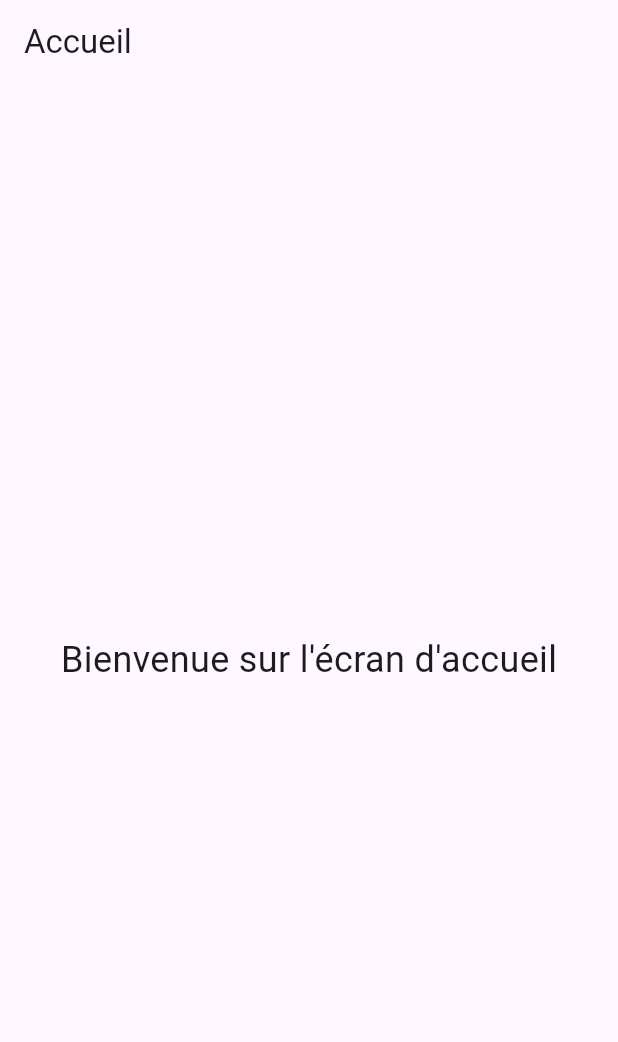
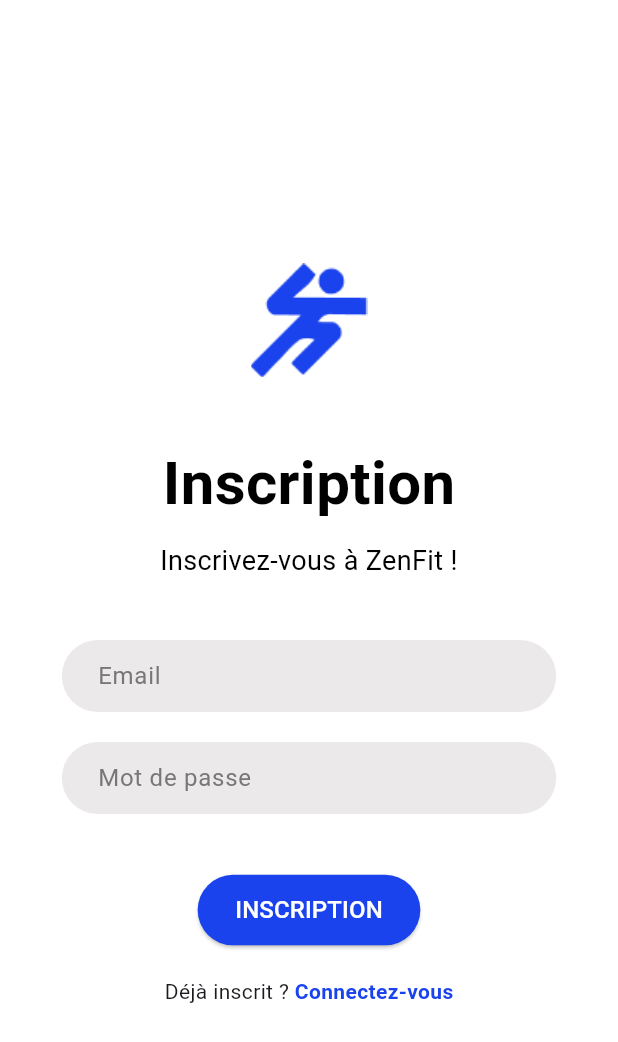
Before and after one commit to Andemion/Zenfit, a Flutter app: the screen it shows after launch, on a phone screen of 412 x 824 dp. Shown: the top 1042 px of the screen. Run offline on Flutter 3.47's test engine with Material 3 defaults, Android fonts, the phone set to English and light mode, and no system bars; our stand-ins replace sqflite; accounts and stored records are empty.

Commit message:
Create registration sreen and add database with table users

```diff
--- /dev/null
+++ b/zenfit/lib/database.dart
@@ -0,0 +1,46 @@
+import 'package:sqflite/sqflite.dart';
+import 'package:path/path.dart';
+
+class DatabaseHelper {
+  static final DatabaseHelper _instance = DatabaseHelper._internal();
+  static Database? _database;
+
+  DatabaseHelper._internal();
+
+  factory DatabaseHelper() {
+    return _instance;
+  }
+
+  Future<Database> get database async {
+    if (_database != null) return _database!;
+    _database = await _initDatabase();
+    return _database!;
+  }
+
+  Future<Database> _initDatabase() async {
+    String path = join(await getDatabasesPath(), 'zenfit.db');
+    return await openDatabase(
+      path,
+      version: 1,
+      onCreate: (db, version) {
+        return db.execute(
+          'CREATE TABLE users(id INTEGER PRIMARY KEY AUTOINCREMENT, email TEXT, password TEXT)',
+        );
+      },
+    );
+  }
+
+  Future<void> insertUser(String email, String password) async {
+    final db = await database;
+    await db.insert(
+      'users',
+      {'email': email, 'password': password},
+      conflictAlgorithm: ConflictAlgorithm.replace,
+    );
+  }
+
+  Future<List<Map<String, dynamic>>> getUsers() async {
+    final db = await database;
+    return await db.query('users');
+  }
+}
--- a/zenfit/lib/main.dart
+++ b/zenfit/lib/main.dart
@@ -1,12 +1,15 @@
 import 'package:flutter/material.dart';
 import 'views/onboarding_screen.dart';
 import 'views/home_screen.dart';
+import 'views/registration_screen.dart';
 
 void main() {
-  runApp(MyApp());
+  runApp(const MyApp());
 }
 
 class MyApp extends StatelessWidget {
+  const MyApp({super.key});
+
   @override
   Widget build(BuildContext context) {
     return MaterialApp(
@@ -19,6 +22,7 @@
       routes: {
         '/': (context) => const OnboardingScreen(),
         '/home': (context) => const HomeScreen(),
+        '/registration': (context) => RegistrationScreen(),
       },
     );
   }
--- a/zenfit/lib/views/onboarding_screen.dart
+++ b/zenfit/lib/views/onboarding_screen.dart
@@ -13,7 +13,7 @@
   void initState() {
     super.initState();
     Timer(const Duration(seconds: 3), () {
-      Navigator.of(context).pushReplacementNamed('/home');
+      Navigator.of(context).pushReplacementNamed('/registration');
     });
   }
 
--- /dev/null
+++ b/zenfit/lib/views/registration_screen.dart
@@ -0,0 +1,175 @@
+import 'package:flutter/material.dart';
+import '../database.dart';
+
+class RegistrationScreen extends StatefulWidget {
+  const RegistrationScreen({super.key});
+
+  @override
+  _RegistrationScreenState createState() => _RegistrationScreenState();
+}
+
+class _RegistrationScreenState extends State<RegistrationScreen> {
+  final TextEditingController _emailController = TextEditingController();
+  final TextEditingController _passwordController = TextEditingController();
+  final DatabaseHelper _databaseHelper = DatabaseHelper();
+
+  Future<void> _signup() async {
+    String email = _emailController.text;
+    String password = _passwordController.text;
+
+    if (email.isEmpty || password.isEmpty) {
+      ScaffoldMessenger.of(context).showSnackBar(
+        const SnackBar(content: Text('Tous les champs sont obligatoires')),
+      );
+      return;
+    }
+
+    if (!RegExp(r'^[^@]+@[^@]+\.[^@]+').hasMatch(email)) {
+      ScaffoldMessenger.of(context).showSnackBar(
+        const SnackBar(content: Text('Veuillez entrer un email valide')),
+      );
+      return;
+    }
+
+    List<Map<String, dynamic>> existingUsers = await _databaseHelper.getUsers();
+    if (existingUsers.any((user) => user['email'] == email)) {
+      ScaffoldMessenger.of(context).showSnackBar(
+        const SnackBar(content: Text('Vous avez déjà un compte')),
+      );
+      return;
+    }
+
+    await _databaseHelper.insertUser(email, password);
+
+    ScaffoldMessenger.of(context).showSnackBar(
+      const SnackBar(content: Text('Inscription réussie !')),
+    );
+
+    Navigator.of(context).pushReplacementNamed('/home');
+
+    _emailController.clear();
+    _passwordController.clear();
+  }
+
+  @override
+  Widget build(BuildContext context) {
+    return Scaffold(
+      backgroundColor: const Color(0xFFFFFFFF),
+      body: Center(
+        child: SingleChildScrollView(
+          child: Padding(
+            padding: const EdgeInsets.all(16.0),
+            child: Column(
+              mainAxisAlignment: MainAxisAlignment.center,
+              children: [
+                Image.asset(
+                  'lib/assets/images/logo-icon.png',
+                  width: MediaQuery.of(context).size.width * 0.3,
+                ),
+                const SizedBox(height: 20),
+                const Text(
+                  'Inscription',
+                  style: TextStyle(
+                    color: Color(0xFF000000),
+                    fontSize: 40,
+                    fontWeight: FontWeight.bold,
+                  ),
+                ),
+                const SizedBox(height: 10),
+                const Text(
+                  'Inscrivez-vous à ZenFit !',
+                  style: TextStyle(
+                    color: Colors.black,
+                    fontSize: 18,
+                  ),
+                  textAlign: TextAlign.center,
+                ),
+                const SizedBox(height: 40),
+                SizedBox(
+                  width: MediaQuery.of(context).size.width * 0.8,
+                  child: TextField(
+                    controller: _emailController,
+                    decoration: InputDecoration(
+                      labelText: 'Email',
+                      labelStyle: const TextStyle(color: Color(0xFF777777)),
+                      filled: true,
+                      fillColor: const Color(0xFFEBE9E9),
+                      border: InputBorder.none,
+                      focusedBorder: OutlineInputBorder(
+                        borderRadius: BorderRadius.circular(30.0),
+                        borderSide: const BorderSide(color: Colors.transparent),
+                      ),
+                      enabledBorder: OutlineInputBorder(
+                        borderRadius: BorderRadius.circular(30.0),
+                        borderSide: const BorderSide(color: Colors.transparent),
+                      ),
+                      contentPadding: const EdgeInsets.symmetric(horizontal: 20.0),
+                    ),
+                    style: const TextStyle(color: Colors.black),
+                  ),
+                ),
+                const SizedBox(height: 20),
+                SizedBox(
+                  width: MediaQuery.of(context).size.width * 0.8,
+                  child: TextField(
+                    controller: _passwordController,
+                    obscureText: true,
+                    decoration: InputDecoration(
+                      labelText: 'Mot de passe',
+                      labelStyle: const TextStyle(color: Color(0xFF777777)),
+                      filled: true,
+                      fillColor: const Color(0xFFEBE9E9),
+                      border: InputBorder.none,
+                      focusedBorder: OutlineInputBorder(
+                        borderRadius: BorderRadius.circular(30.0),
+                        borderSide: const BorderSide(color: Colors.transparent),
+                      ),
+                      enabledBorder: OutlineInputBorder(
+                        borderRadius: BorderRadius.circular(30.0),
+                        borderSide: const BorderSide(color: Colors.transparent),
+                      ),
+                      contentPadding: const EdgeInsets.symmetric(horizontal: 20.0),
+                    ),
+                    style: const TextStyle(color: Colors.black),
+                  ),
+                ),
+                const SizedBox(height: 40),
+                ElevatedButton(
+                  onPressed: _signup,
+                  style: ElevatedButton.styleFrom(
+                    foregroundColor: Colors.white,
+                    backgroundColor: const Color(0xFF1A43EE),
+                    padding: const EdgeInsets.symmetric(vertical: 12.0, horizontal: 25.0),
+                  ),
+                  child: const Text(
+                    'INSCRIPTION',
+                    style: TextStyle(fontSize: 16),
+                  ),
+                ),
+                const SizedBox(height: 20),
+                Row(
+                  mainAxisAlignment: MainAxisAlignment.center,
+                  children: [
+                    const Text("Déjà inscrit ? "),
+                    GestureDetector(
+                      onTap: () {
+                        Navigator.of(context).pushNamed('/signin');
+                      },
+                      child: const Text(
+                        'Connectez-vous',
+                        style: TextStyle(
+                          color: Color(0xFF1A43EE),
+                          fontWeight: FontWeight.bold,
+                        ),
+                      ),
+                    ),
+                  ],
+                ),
+              ],
+            ),
+          ),
+        ),
+      ),
+    );
+  }
+}
--- a/zenfit/pubspec.yaml
+++ b/zenfit/pubspec.yaml
@@ -30,6 +30,8 @@
 dependencies:
   flutter:
     sdk: flutter
+  sqflite: ^2.0.0+4
+  path: ^1.8.0
 
 
   # The following adds the Cupertino Icons font to your application.
@@ -60,6 +62,7 @@
 
   assets:
     - lib/assets/images/logo.png
+    - lib/assets/images/logo-icon.png
 
   # To add assets to your application, add an assets section, like this:
   # assets:
```
Also changed, not shown: zenfit/lib/assets/images/logo-icon.png (added), zenfit/pubspec.lock, 1 other file.
